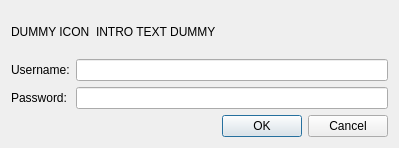
First picture: the form in src/54browser/passworddialog.ui, repository 54dxs/54browser, before the edit.
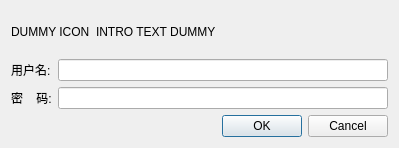
Second picture: the form after the edit.

```diff
--- a/src/54browser/passworddialog.ui
+++ b/src/54browser/passworddialog.ui
@@ -37,20 +37,20 @@
      </item>
     </layout>
    </item>
-   <item row="1" column="0" >
-    <widget class="QLabel" name="label" >
-     <property name="text" >
-      <string>Username:</string>
+   <item row="1" column="0">
+    <widget class="QLabel" name="label">
+     <property name="text">
+      <string>用户名:</string>
      </property>
     </widget>
    </item>
    <item row="1" column="1" >
     <widget class="QLineEdit" name="userNameLineEdit" />
    </item>
-   <item row="2" column="0" >
-    <widget class="QLabel" name="lblPassword" >
-     <property name="text" >
-      <string>Password:</string>
+   <item row="2" column="0">
+    <widget class="QLabel" name="lblPassword">
+     <property name="text">
+      <string>密    码:</string>
      </property>
     </widget>
    </item>
```
Left out of the diff: 53 changed lines with no effect on the pictures.
